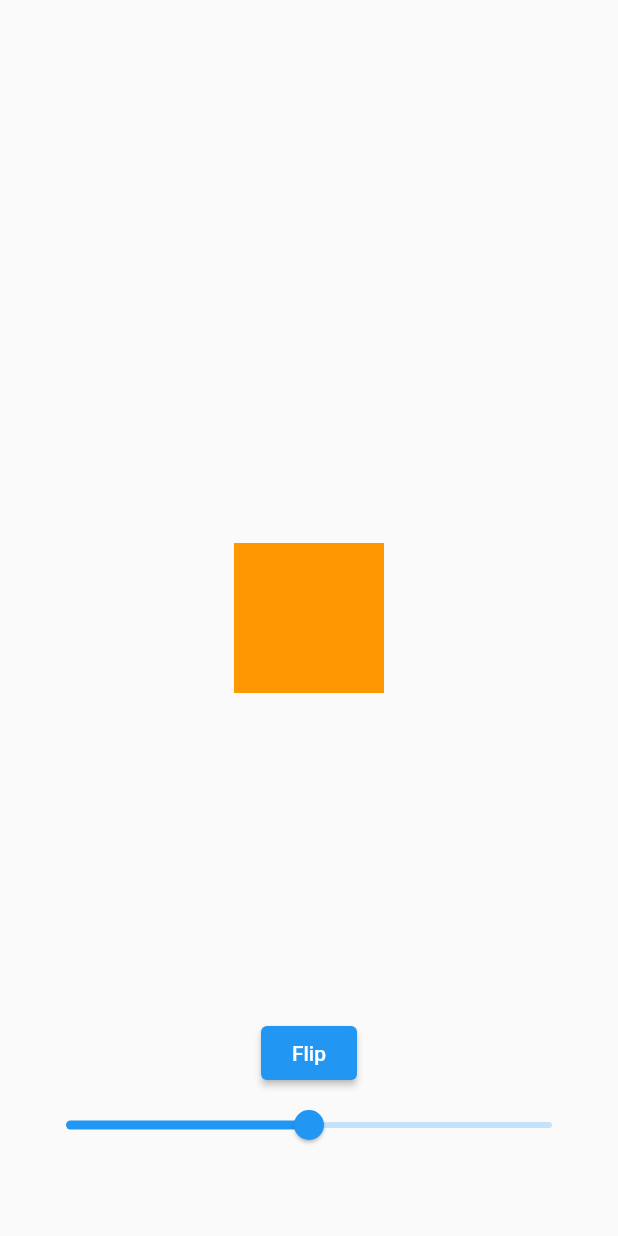
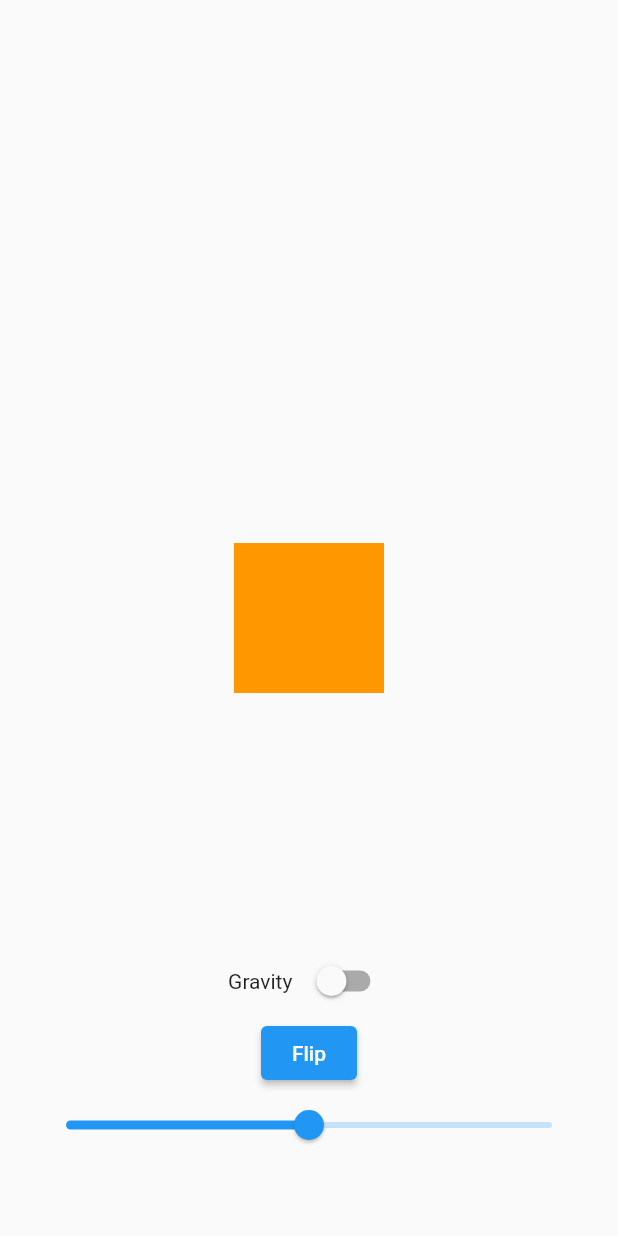
Before and after one commit to Apri34/play-with-me, a Flutter app: the screen it shows after launch, after a tap on "Flip", on a phone screen of 412 x 824 dp. Run offline on Flutter 3.47's test engine with Material 2 defaults, Android fonts, the phone set to English and light mode, and no system bars.

Commit message:
Implement gravity

```diff
--- a/lib/main.dart
+++ b/lib/main.dart
@@ -1,6 +1,7 @@
 import 'dart:math';
 
 import 'package:flutter/material.dart';
+import 'package:flutter/widgets.dart';
 import 'package:play_with_me/widgets/toy.dart';
 
 void main() {
@@ -23,25 +24,32 @@ class PlayWithMe extends StatefulWidget {
   _PlayWithMeState createState() => _PlayWithMeState();
 }
 
-class _PlayWithMeState extends State<PlayWithMe>
-    with SingleTickerProviderStateMixin {
+class _PlayWithMeState extends State<PlayWithMe> with TickerProviderStateMixin {
   final double minSize = 50;
   final double maxSize = 150;
 
-  late final AnimationController _controller = AnimationController(
+  late final AnimationController _flipController = AnimationController(
     vsync: this,
     duration: Duration(milliseconds: 750),
   );
 
+  late final _gravityController = AnimationController(
+    duration: Duration(seconds: 1),
+    vsync: this,
+  );
+
   late final Animation<double> flipAnimation =
       Tween<double>(begin: 0, end: 4 * pi).animate(
-    CurvedAnimation(parent: _controller, curve: Curves.linear),
+    CurvedAnimation(parent: _flipController, curve: Curves.linear),
   )..addListener(() {
           setState(() {});
         });
 
   late double size;
+  Offset? gravityBegin;
+  Offset? gravityEnd;
   Offset? position;
+  bool gravity = false;
 
   @override
   void initState() {
@@ -81,6 +89,9 @@ class _PlayWithMeState extends State<PlayWithMe>
                   );
                 });
               },
+              onDragEnd: (dragEndDetails) {
+                if (gravity) _runGravityAnimation(context);
+              },
             ),
           ),
           Positioned(
@@ -88,10 +99,31 @@ class _PlayWithMeState extends State<PlayWithMe>
             left: 20,
             right: 20,
             child: Column(
+              crossAxisAlignment: CrossAxisAlignment.center,
               children: [
+                Row(
+                  mainAxisSize: MainAxisSize.min,
+                  children: [
+                    Text("Gravity"),
+                    SizedBox(
+                      width: 6,
+                    ),
+                    Switch(
+                      value: gravity,
+                      onChanged: (value) {
+                        gravity = !gravity;
+                        if (gravity) {
+                          _runGravityAnimation(context);
+                        }
+                      },
+                    ),
+                  ],
+                ),
                 ElevatedButton(
                   onPressed: () {
-                    _controller.forward().then((_) => _controller.reset());
+                    _flipController
+                        .forward()
+                        .then((_) => _flipController.reset());
                   },
                   child: Text("Flip"),
                 ),
@@ -112,4 +144,29 @@ class _PlayWithMeState extends State<PlayWithMe>
       ),
     );
   }
+
+  _runGravityAnimation(BuildContext context) {
+    final Animation<Offset> gravityAnimation = Tween<Offset>(
+            begin: position,
+            end: Offset(MediaQuery.of(context).size.width / 2 - size / 2,
+                MediaQuery.of(context).size.height / 2 - size / 2))
+        .animate(
+      CurvedAnimation(parent: _gravityController, curve: Curves.linear),
+    );
+    gravityAnimation.addListener(() {
+      if (_gravityController.status == AnimationStatus.forward) {
+        setState(() {
+          position = gravityAnimation.value;
+        });
+      }
+    });
+    _gravityController.forward(from: 0.0);
+  }
+
+  @override
+  void dispose() {
+    _gravityController.dispose();
+    _flipController.dispose();
+    super.dispose();
+  }
 }
```
